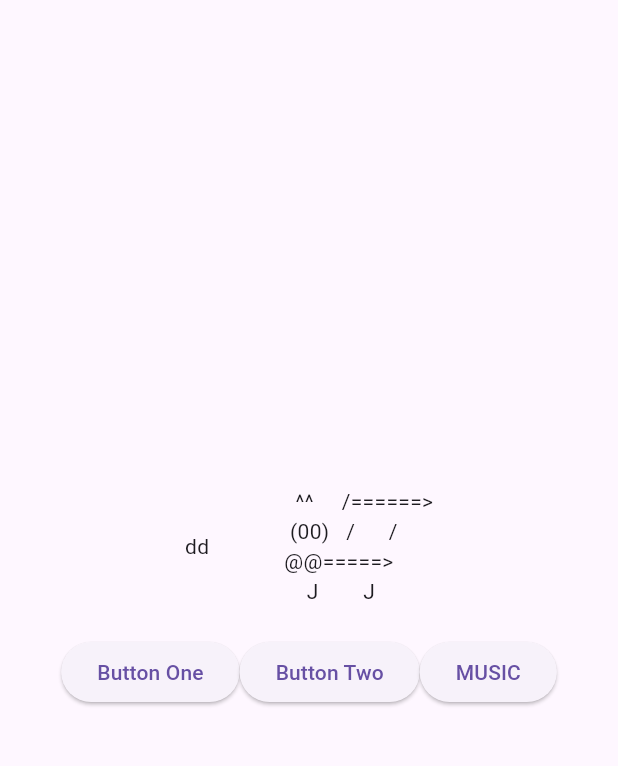
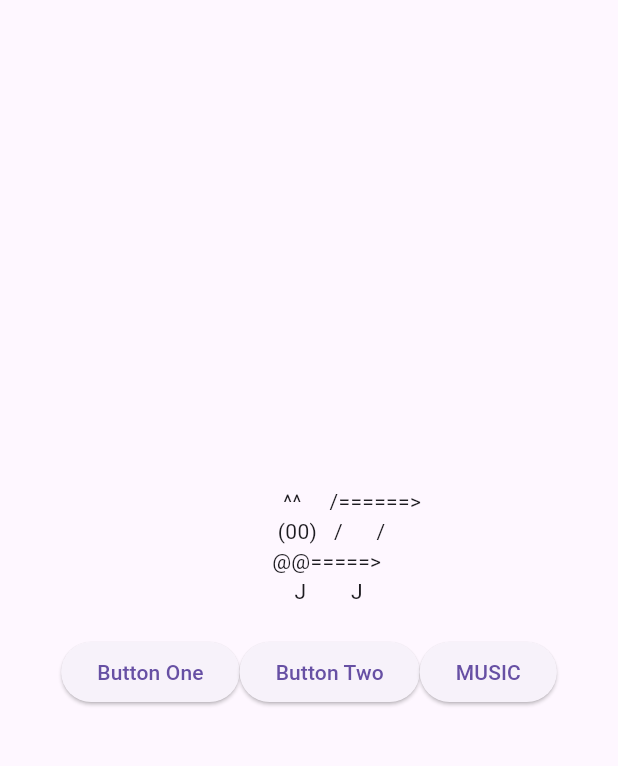
Before and after one commit to TheShadowOfHassen/Desktop-Dragon, a Flutter app: the first screen one second after launch, on a phone screen of 412 x 824 dp, the part 63-829 px from its top. Run offline on Flutter 3.47's test engine with Material 3 defaults, Android fonts, the light colour scheme and no system bars; our stand-ins replace date_format.

Commit message:
finish time update

```diff
--- a/lib/main.dart
+++ b/lib/main.dart
@@ -60,7 +60,7 @@ class _DesktopDragonState extends State<DesktopDragon> {
                   Row(
                     mainAxisAlignment: MainAxisAlignment.center,
                     children: [
-                      Text(label_time),
+                      Text(labelTime),
                       const SizedBox(width: 50),
                       Text(
                         '  ^^     /======>\n (00)   /      /\n@@=====>\n    J        J',
```
Also changed, not shown: 2 other files.
